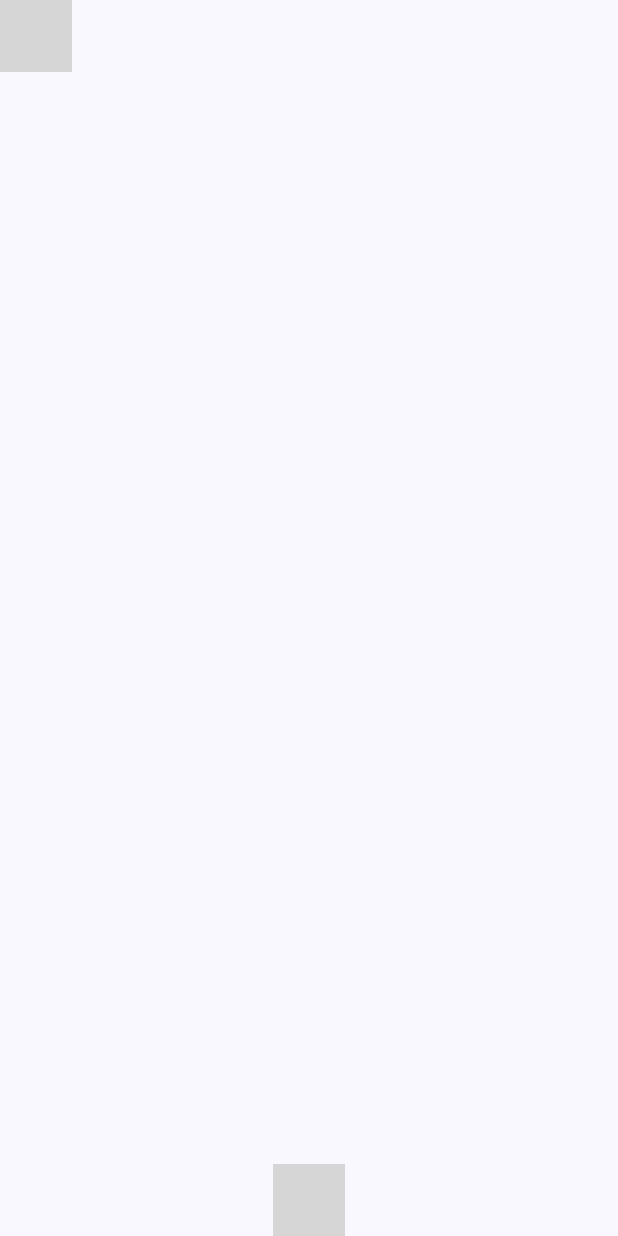
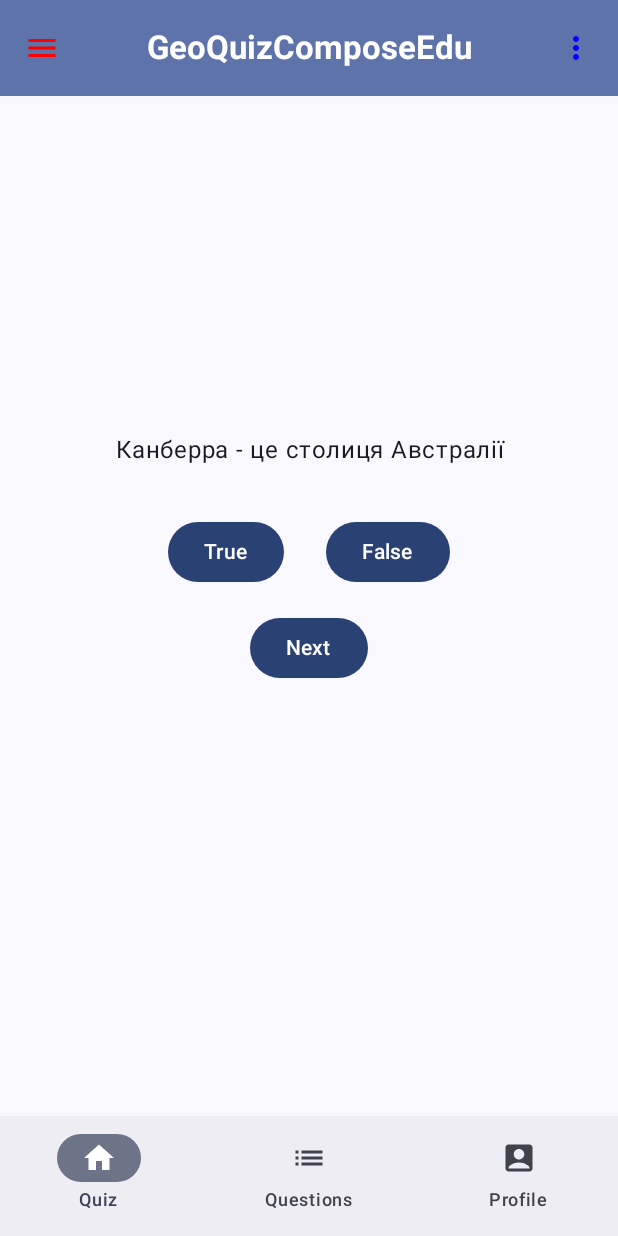
Before and after one commit to ZNU-TMA/GeoQuizComposeEdu, an Android app built with Jetpack Compose: the screen it shows after launch (MainActivity), on a phone screen of 412 x 824 dp. Run offline under Robolectric (Android 15) with nearby library versions, the phone set to English and light mode, and no system bars; grey boxes are pictures that could not be loaded.

Commit message:
Scaffold component with it parts was added and studied.

```diff
--- a/app/src/main/java/ua/edu/znu/geoquizcomposeedu/MainActivity.kt
+++ b/app/src/main/java/ua/edu/znu/geoquizcomposeedu/MainActivity.kt
@@ -4,67 +4,91 @@ import android.os.Bundle
 import androidx.activity.ComponentActivity
 import androidx.activity.compose.setContent
 import androidx.activity.enableEdgeToEdge
-import androidx.compose.material3.ExperimentalMaterial3Api
+import androidx.compose.foundation.layout.fillMaxSize
+import androidx.compose.foundation.layout.padding
+import androidx.compose.foundation.layout.wrapContentHeight
+import androidx.compose.material.icons.Icons
+import androidx.compose.material.icons.filled.Add
+import androidx.compose.material3.FabPosition
+import androidx.compose.material3.FloatingActionButton
+import androidx.compose.material3.Icon
 import androidx.compose.material3.Scaffold
 import androidx.compose.material3.SnackbarHostState
+import androidx.compose.material3.Text
+import androidx.compose.runtime.Composable
 import androidx.compose.runtime.remember
+import androidx.compose.ui.Alignment
+import androidx.compose.ui.Modifier
 import androidx.compose.ui.res.stringResource
+import androidx.compose.ui.text.style.TextAlign
+import androidx.compose.ui.tooling.preview.Preview
+import androidx.compose.ui.unit.dp
+import androidx.compose.ui.unit.sp
 import ua.edu.znu.geoquizcomposeedu.data.Question
+import ua.edu.znu.geoquizcomposeedu.data.QuestionRepositoryImpl
+import ua.edu.znu.geoquizcomposeedu.ui.components.AppFloatingActionButton
 import ua.edu.znu.geoquizcomposeedu.ui.components.AppSnackbar
+import ua.edu.znu.geoquizcomposeedu.ui.components.BottomAppBar
+import ua.edu.znu.geoquizcomposeedu.ui.components.GeiQuizTopAppBar
 import ua.edu.znu.geoquizcomposeedu.ui.screens.AddQuestionScreen
-import ua.edu.znu.geoquizcomposeedu.ui.screens.QuestionListScreen
+import ua.edu.znu.geoquizcomposeedu.ui.screens.MainScreen
 import ua.edu.znu.geoquizcomposeedu.ui.screens.UpdateQuestionScreen
 import ua.edu.znu.geoquizcomposeedu.ui.theme.GeoQuizComposeEduTheme
 
 class MainActivity : ComponentActivity() {
 
-    @OptIn(ExperimentalMaterial3Api::class)
     override fun onCreate(savedInstanceState: Bundle?) {
         super.onCreate(savedInstanceState)
         enableEdgeToEdge()
         setContent {
-            GeoQuizComposeEduTheme {
+            GeoQuizComposeEduTheme(
+//                darkTheme = true
+            ) {
                 val snackbarHostState = remember { SnackbarHostState() }
                 Scaffold(
                     topBar = {
-//                        TopAppBar()
+                        GeiQuizTopAppBar()
                     },
                     floatingActionButton = {
-//                        FloatingActionButton(
-//                            onClick = { /* Handle FAB click */ }
-//                        ) {
-//                            Icon(
-//                                imageVector = Icons.Default.Add,
-//                                contentDescription = stringResource(R.string.add_question)
-//                            )
-//                        }
+                    /* It need only on the QuestionListScreen */
+//                        AppFloatingActionButton(
+//                            onFabClick = {/* TODO: Navigate to add question screen */ }
+//                        )
                     },
-//                    floatingActionButtonPosition = FabPosition.End,
+                    floatingActionButtonPosition = FabPosition.End,
                     bottomBar = {
-//                        BottomAppBar()
+                        BottomAppBar()
                     },
                     snackbarHost = {
                         AppSnackbar(snackbarHostState = snackbarHostState)
                     },
                 ) { innerPadding ->
                     // main content
-//                    MainScreen(
-//                        innerPadding = innerPadding,
-//                        snackbarHostState = snackbarHostState
-//                    )
+                    MainScreen(
+                        innerPadding = innerPadding,
+                        snackbarHostState = snackbarHostState
+                    )
 //                    ComponentScreen(innerPadding)
 //                    MultiComponentScreen(innerPadding)
 //                    SimpleListExample(innerPadding)
 //                    UserListExample(innerPadding)
 //                    QuestionListScreen(innerPadding)
-                    val sampleQuestion = Question(
-                        questionText = stringResource(R.string.question_australia),
-                        answer = true
-//                        questionText = "",
-//                        answer = false
-                    )
-                    UpdateQuestionScreen(innerPadding, sampleQuestion, {})
-//                    AddQuestionScreen(innerPadding, {})
+//                    val sampleQuestion = QuestionRepositoryImpl.getInstance().getQuestionByIndex(0)
+//                    UpdateQuestionScreen(innerPadding, sampleQuestion)
+//                    val sampleQuestion = Question(questionText = "", answer = false)
+//                    AddQuestionScreen(innerPadding)
+                    /* For Scaffold innerPadding study */
+//                    Text(
+//                        text = "Hello, World!",
+//                        textAlign = TextAlign.Center,
+//                        fontSize = 80.sp,
+//                        lineHeight = 80.sp,
+//                        modifier = Modifier
+////                            .padding(innerPadding)
+//                            .fillMaxSize()
+//                            .wrapContentHeight(Alignment.Bottom)
+//                            .padding(16.dp)
+//                    )
                 }
             }
         }
--- /dev/null
+++ b/app/src/main/java/ua/edu/znu/geoquizcomposeedu/ui/components/AppFloatingActionButton.kt
@@ -0,0 +1,18 @@
+package ua.edu.znu.geoquizcomposeedu.ui.components
+
+import androidx.compose.material.icons.Icons
+import androidx.compose.material.icons.filled.Add
+import androidx.compose.material3.FloatingActionButton
+import androidx.compose.material3.Icon
+import androidx.compose.runtime.Composable
+import androidx.compose.ui.res.stringResource
+import ua.edu.znu.geoquizcomposeedu.R
+
+@Composable
+fun AppFloatingActionButton(onFabClick: () -> Unit) {
+    FloatingActionButton(
+        onClick = { /* TODO: Navigate to add question screen */ },
+    ) {
+        Icon(Icons.Filled.Add, contentDescription = stringResource(R.string.add_question))
+    }
+}
--- /dev/null
+++ b/app/src/main/java/ua/edu/znu/geoquizcomposeedu/ui/components/AppSnackbar.kt
@@ -0,0 +1,31 @@
+package ua.edu.znu.geoquizcomposeedu.ui.components
+
+import androidx.compose.foundation.layout.fillMaxWidth
+import androidx.compose.foundation.layout.padding
+import androidx.compose.material3.MaterialTheme
+import androidx.compose.material3.Snackbar
+import androidx.compose.material3.SnackbarHost
+import androidx.compose.material3.SnackbarHostState
+import androidx.compose.material3.Text
+import androidx.compose.runtime.Composable
+import androidx.compose.ui.Modifier
+import androidx.compose.ui.text.style.TextAlign
+import androidx.compose.ui.unit.dp
+
+@Composable
+fun AppSnackbar(snackbarHostState: SnackbarHostState) {
+    SnackbarHost(snackbarHostState) { data ->
+        Snackbar(
+            containerColor = MaterialTheme.colorScheme.primaryContainer,
+        ) {
+            Text(
+                text = data.visuals.message,
+                textAlign = TextAlign.Center,
+                color = MaterialTheme.colorScheme.onPrimaryContainer,
+                modifier = Modifier
+                    .fillMaxWidth()
+                    .padding(8.dp)
+            )
+        }
+    }
+}
--- /dev/null
+++ b/app/src/main/java/ua/edu/znu/geoquizcomposeedu/ui/components/BottomAppBar.kt
@@ -0,0 +1,53 @@
+package ua.edu.znu.geoquizcomposeedu.ui.components
+
+import androidx.compose.material.icons.Icons
+import androidx.compose.material.icons.automirrored.filled.List
+import androidx.compose.material.icons.filled.AccountBox
+import androidx.compose.material.icons.filled.Home
+import androidx.compose.material.icons.filled.Settings
+import androidx.compose.material3.Icon
+import androidx.compose.material3.NavigationBar
+import androidx.compose.material3.NavigationBarItem
+import androidx.compose.material3.Text
+import androidx.compose.runtime.Composable
+import androidx.compose.ui.res.stringResource
+import ua.edu.znu.geoquizcomposeedu.R
+
+@Composable
+fun BottomAppBar() {
+    NavigationBar {
+        NavigationBarItem(
+            selected = true,
+            onClick = { /* Handle menu click */ },
+            icon = {
+                Icon(
+                    imageVector = Icons.Default.Home,
+                    contentDescription = stringResource(R.string.home)
+                )
+            },
+            label = { Text(stringResource(R.string.home)) },
+        )
+        NavigationBarItem(
+            selected = false,
+            onClick = { /* Handle menu click */ },
+            icon = {
+                Icon(
+                    imageVector = Icons.AutoMirrored.Filled.List,
+                    contentDescription = stringResource(R.string.questions)
+                )
+            },
+            label = { Text(stringResource(R.string.questions)) },
+        )
+        NavigationBarItem(
+            selected = false,
+            onClick = { /* Handle menu click */ },
+            icon = {
+                Icon(
+                    imageVector = Icons.Default.AccountBox,
+                    contentDescription = stringResource(R.string.profile)
+                )
+            },
+            label = { Text(stringResource(R.string.profile)) },
+        )
+    }
+}
--- /dev/null
+++ b/app/src/main/java/ua/edu/znu/geoquizcomposeedu/ui/components/GeoQuizTopAppBar.kt
@@ -0,0 +1,63 @@
+package ua.edu.znu.geoquizcomposeedu.ui.components
+
+import androidx.compose.material.icons.Icons
+import androidx.compose.material.icons.filled.Menu
+import androidx.compose.material.icons.filled.MoreVert
+import androidx.compose.material3.CenterAlignedTopAppBar
+import androidx.compose.material3.ExperimentalMaterial3Api
+import androidx.compose.material3.Icon
+import androidx.compose.material3.IconButton
+import androidx.compose.material3.LargeTopAppBar
+import androidx.compose.material3.MaterialTheme
+import androidx.compose.material3.MediumTopAppBar
+import androidx.compose.material3.Text
+import androidx.compose.material3.TopAppBar
+import androidx.compose.material3.TopAppBarDefaults
+import androidx.compose.runtime.Composable
+import androidx.compose.ui.graphics.Color
+import androidx.compose.ui.res.stringResource
+import androidx.compose.ui.text.font.FontWeight
+import ua.edu.znu.geoquizcomposeedu.R
+
+@OptIn(ExperimentalMaterial3Api::class)
+@Composable
+fun GeiQuizTopAppBar() {
+//    TopAppBar(
+    CenterAlignedTopAppBar(
+//    MediumTopAppBar(
+//    LargeTopAppBar(
+        title = {
+            Text(
+                text = stringResource(R.string.app_name),
+                fontWeight = FontWeight.Bold
+            )
+        },
+        colors = TopAppBarDefaults.topAppBarColors(
+            containerColor = MaterialTheme.colorScheme.primaryContainer,
+            titleContentColor = MaterialTheme.colorScheme.onPrimaryContainer,
+            /* Its possible to set custom color for icons, but its not recommended */
+            navigationIconContentColor = Color.Red,
+            actionIconContentColor = Color.Blue
+        ),
+        navigationIcon = {
+            IconButton(
+                onClick = { /* Handle navigation icon press */ }
+            ) {
+                Icon(
+                    imageVector = Icons.Default.Menu,
+                    contentDescription = stringResource(R.string.main_menu)
+                )
+            }
+        },
+        actions = {
+            IconButton(
+                onClick = { /* Handle action icon press */ }
+            ) {
+                Icon(
+                    imageVector = Icons.Default.MoreVert,
+                    contentDescription = stringResource(R.string.more_actions)
+                )
+            }
+        }
+    )
+}
--- a/app/src/main/res/values/strings.xml
+++ b/app/src/main/res/values/strings.xml
@@ -22,4 +22,5 @@
     <string name="add_question">Add</string>
     <string name="is_answer_true">Is answer True?</string>
     <string name="update_question">Update</string>
+    <string name="home">Quiz</string>
 </resources>
```
Also changed, not shown: 1 other file.
